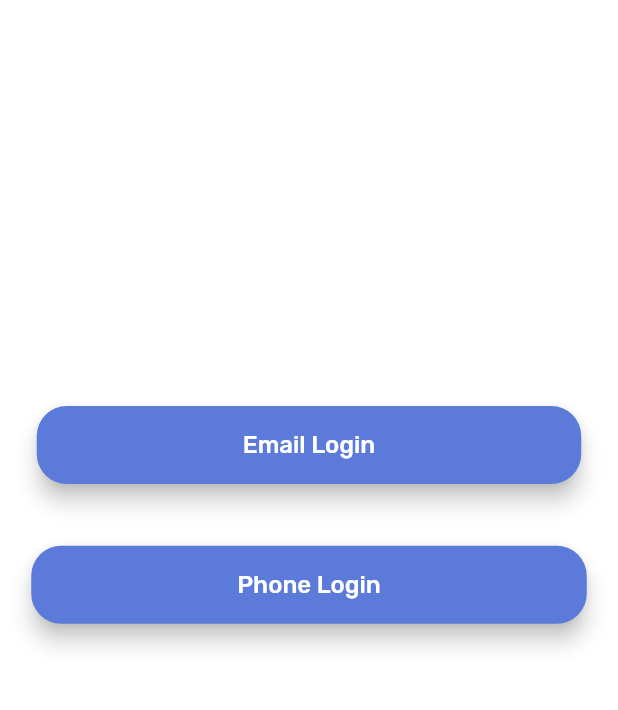
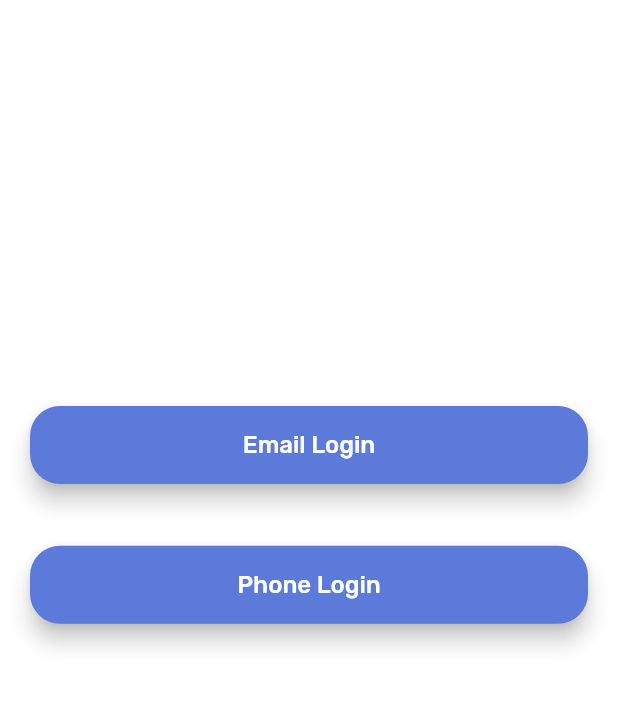
Before and after one commit to DakshDB/sawo_app, a Flutter app: the screen it shows after launch, on a phone screen of 412 x 824 dp, the part 440-1150 px from its top. Run offline on Flutter 3.47's test engine with Material 2 defaults, Android fonts, the phone set to English and light mode, and no system bars; our stand-ins replace flutter_map, flutter_svg, google_fonts, latlong2; missing offline and left inert: dart_ipify, sawo.

Commit message:
Size of button fixed

```diff
--- a/lib/widget/button.dart
+++ b/lib/widget/button.dart
@@ -17,8 +17,8 @@ class ButtonWidget extends StatelessWidget {
     return MaterialButton(
       elevation: 6.0,
       shape: AppTheme.shape,
+      minWidth: MediaQuery.of(context).size.width,
       padding: EdgeInsets.symmetric(
-          horizontal: MediaQuery.of(context).size.height / 6,
           vertical: MediaQuery.of(context).size.height / 50),
       color: Theme.of(context).highlightColor,
       child: Text(buttonText,
```
